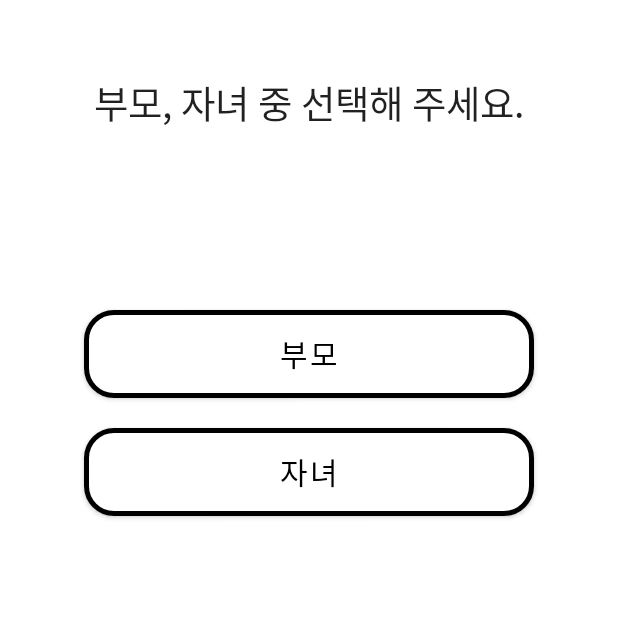
After one commit to limwt/where_is_my_kids, an Android app built with Jetpack Compose: the composable NoRegisterScreen shown on its own in the app's theme, on a phone screen of 412 x 824 dp, the top half of it. The commit adds this screen. Run offline under Robolectric (Android 15) with nearby library versions, the phone set to English and light mode, and no system bars.

Commit message:
Init commit

```diff
--- a/app/src/main/java/com/jeff/lim/wimk/MainActivity.kt
+++ b/app/src/main/java/com/jeff/lim/wimk/MainActivity.kt
@@ -22,6 +22,7 @@ import androidx.compose.ui.platform.LocalContext
 import androidx.compose.ui.tooling.preview.Preview
 import androidx.compose.ui.unit.dp
 import com.jeff.lim.wimk.manager.FirebaseTokenManager
+import com.jeff.lim.wimk.manager.ScreenManager
 import com.jeff.lim.wimk.screen.RegisterMainView
 import com.jeff.lim.wimk.ui.theme.WIMKTheme
 import com.jeff.lim.wimk.viewmodel.FirebaseTokenViewModel
@@ -35,6 +36,7 @@ class MainActivity : ComponentActivity() {
     private val logTag = "[WIMK]${this::class.java.simpleName}"
     private val fireBaseTokenViewModel: FirebaseTokenViewModel by viewModels()
     @Inject lateinit var firebaseTokenManager: FirebaseTokenManager
+    @Inject lateinit var screenModel: ScreenManager
 
 
     override fun onCreate(savedInstanceState: Bundle?) {
--- a/app/src/main/java/com/jeff/lim/wimk/manager/FirebaseTokenManager.kt
+++ b/app/src/main/java/com/jeff/lim/wimk/manager/FirebaseTokenManager.kt
@@ -15,7 +15,7 @@ import javax.inject.Singleton
 @Singleton
 class FirebaseTokenManager @Inject constructor(@ApplicationContext private val context: Context) {
     private val logTag = "[WIMK]${this::class.java.simpleName}"
-    private val path = "${DataBaseInfo.WIMK.name}/${getAndroidId()}/${DataBaseInfo.Tokens.name}"
+    private val path = DataBaseInfo.WIMK.name
 
     /**
      * 해당 디바이스의 Token을 받아옵니다.
--- /dev/null
+++ b/app/src/main/java/com/jeff/lim/wimk/screen/NoRegisterScreen.kt
@@ -0,0 +1,87 @@
+package com.jeff.lim.wimk.screen
+
+import androidx.compose.foundation.BorderStroke
+import androidx.compose.foundation.layout.Column
+import androidx.compose.foundation.layout.fillMaxSize
+import androidx.compose.foundation.layout.padding
+import androidx.compose.foundation.layout.width
+import androidx.compose.foundation.shape.RoundedCornerShape
+import androidx.compose.material.Button
+import androidx.compose.material.ButtonDefaults
+import androidx.compose.material.Divider
+import androidx.compose.material.Text
+import androidx.compose.runtime.Composable
+import androidx.compose.ui.Alignment
+import androidx.compose.ui.Modifier
+import androidx.compose.ui.graphics.Color
+import androidx.compose.ui.res.stringResource
+import androidx.compose.ui.tooling.preview.Preview
+import androidx.compose.ui.unit.dp
+import androidx.compose.ui.unit.sp
+import com.jeff.lim.wimk.R
+import com.jeff.lim.wimk.ui.theme.WIMKTheme
+
+@Composable
+fun NoRegisterScreen() {
+    WIMKTheme {
+        Column(modifier = Modifier.fillMaxSize()) {
+            Text(
+                text = stringResource(id = R.string.text_register),
+                modifier = Modifier
+                    .align(Alignment.CenterHorizontally)
+                    .padding(top = 50.dp),
+                fontSize = 25.sp
+            )
+
+            Divider(
+                color = Color.Transparent,
+                thickness = 20.dp
+            )
+
+            Button(
+                onClick = {
+                    /* TODO */
+                },
+                shape = RoundedCornerShape(20.dp),
+                border = BorderStroke(3.dp, Color.Black),
+                colors = ButtonDefaults.buttonColors(contentColor = Color.Black, backgroundColor = Color.White),
+                modifier = Modifier
+                    .width(300.dp)
+                    .align(Alignment.CenterHorizontally)
+                    .padding(top = 100.dp)
+            ) {
+                Text(
+                    text = stringResource(id = R.string.text_register_parent),
+                    fontSize = 20.sp,
+                    modifier = Modifier.padding(horizontal = 30.dp, vertical = 6.dp)
+                )
+            }
+            Divider(
+                color = Color.Transparent,
+                thickness = 20.dp
+            )
+
+            Button(
+                onClick = { /*TODO*/ },
+                shape = RoundedCornerShape(20.dp),
+                border = BorderStroke(3.dp, Color.Black),
+                colors = ButtonDefaults.buttonColors(contentColor = Color.Black, backgroundColor = Color.White),
+                modifier = Modifier
+                    .width(300.dp)
+                    .align(Alignment.CenterHorizontally)
+            ) {
+                Text(
+                    text = stringResource(id = R.string.text_register_children),
+                    fontSize = 20.sp,
+                    modifier = Modifier.padding(horizontal = 30.dp, vertical = 6.dp)
+                )
+            }
+        }
+    }
+}
+
+@Preview(showBackground = true)
+@Composable
+fun NoRegisterScreenPreview() {
+    NoRegisterScreen()
+}
--- a/app/src/main/res/values/strings.xml
+++ b/app/src/main/res/values/strings.xml
@@ -9,4 +9,5 @@
     <string name="text_register_parent_hint">엄마/아빠/아들/딸</string>
     <string name="button_save_text">저장</string>
     <string name="button_cancel_text">취소</string>
+    <string name="text_not_connected_network">네트워크 연결 상태를 확인해 주세요.</string>
 </resources>
```
Also changed, not shown: app/src/main/java/com/jeff/lim/wimk/manager/ScreenManager.kt (added, +19 -0 lines), app/src/main/java/com/jeff/lim/wimk/screen/NoNetworkScreen.kt (added, +34 -0 lines).
